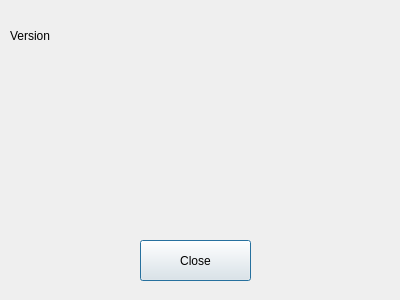
The window that dialogs/aboutdialog.ui (Systemad/QtNotepad) describes before a commit, drawn with Qt 5.
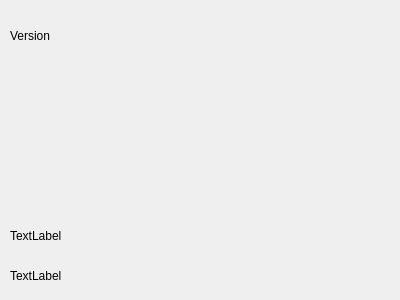
The same window after the commit.

Commit message:
Remove close button, add github user and repo
- Removed close button, now just use X in top right corner to close the window

- Add GitHub profile and repository as hyperlinks in About page

Patch:
```diff
--- a/dialogs/aboutdialog.ui
+++ b/dialogs/aboutdialog.ui
@@ -26,17 +26,30 @@
     <string>Version</string>
    </property>
   </widget>
-  <widget class="QPushButton" name="closeButton">
+  <widget class="QLabel" name="createdLabel">
    <property name="geometry">
     <rect>
-     <x>140</x>
-     <y>240</y>
-     <width>111</width>
-     <height>41</height>
+     <x>10</x>
+     <y>220</y>
+     <width>301</width>
+     <height>31</height>
     </rect>
    </property>
    <property name="text">
-    <string>Close</string>
+    <string>TextLabel</string>
+   </property>
+  </widget>
+  <widget class="QLabel" name="githubrepoLabel">
+   <property name="geometry">
+    <rect>
+     <x>10</x>
+     <y>260</y>
+     <width>371</width>
+     <height>31</height>
+    </rect>
+   </property>
+   <property name="text">
+    <string>TextLabel</string>
    </property>
   </widget>
  </widget>
```
The commit also changes 2 other files.
